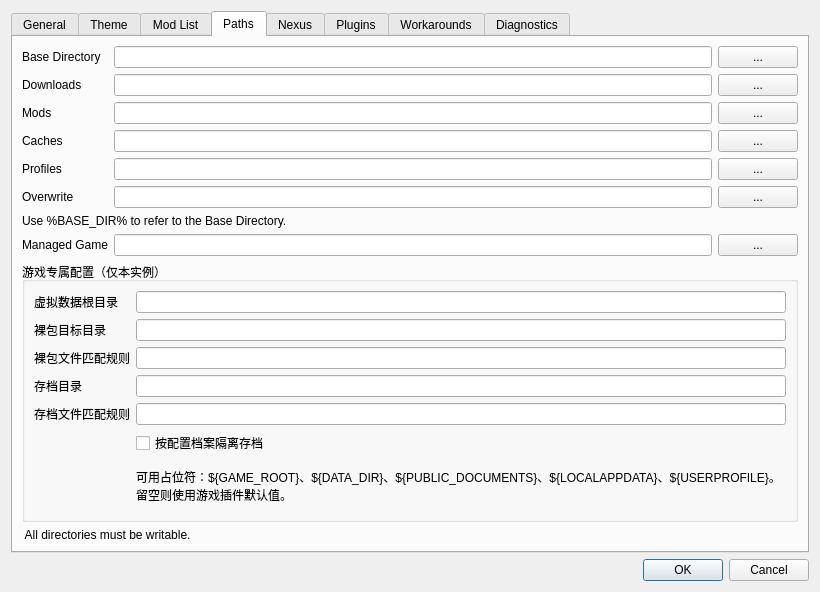
Old version of the form src/settingsdialog.ui in the repository headoffundefined58-arch/modorganizer.
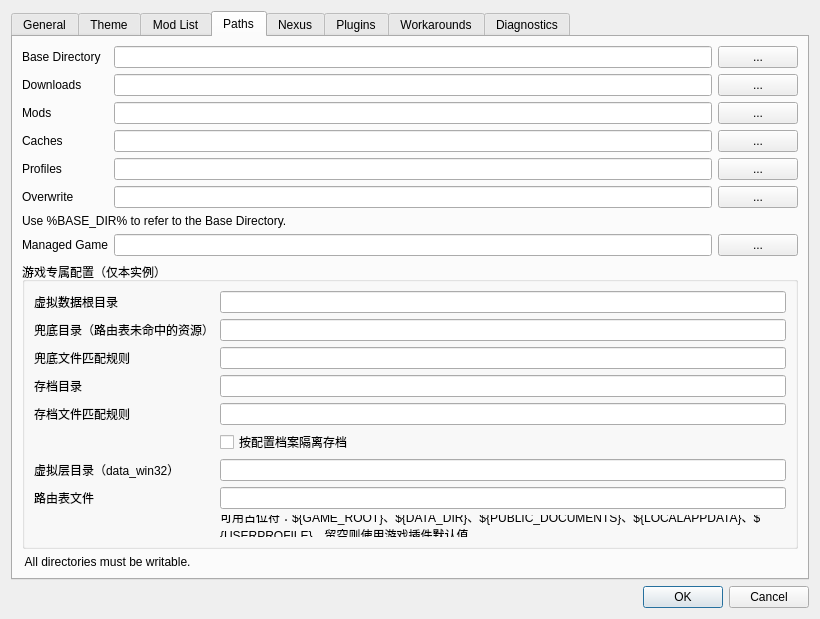
New version of the form. The open tabs and pages were chosen to show the change. Icons and pictures are not drawn. Custom widgets are drawn as their Qt base class.

Commit message: Expose the layer in Paths; show mods/profiles rows; accept category-rooted mods

```diff
--- a/src/settingsdialog.ui
+++ b/src/settingsdialog.ui
@@ -1024,7 +1024,7 @@
           <item row="1" column="0">
            <widget class="QLabel" name="gpBareDestLabel">
             <property name="text">
-             <string>裸包目标目录</string>
+             <string>兜底目录（路由表未命中的资源）</string>
             </property>
            </widget>
           </item>
@@ -1034,7 +1034,7 @@
           <item row="2" column="0">
            <widget class="QLabel" name="gpBarePatternsLabel">
             <property name="text">
-             <string>裸包文件匹配规则</string>
+             <string>兜底文件匹配规则</string>
             </property>
            </widget>
           </item>
@@ -1068,7 +1068,27 @@
             </property>
            </widget>
           </item>
+          <item row="6" column="0">
+           <widget class="QLabel" name="gpLayerLabel">
+            <property name="text">
+             <string>虚拟层目录（data_win32）</string>
+            </property>
+           </widget>
+          </item>
           <item row="6" column="1">
+           <widget class="QLineEdit" name="gpLayerEdit"/>
+          </item>
+          <item row="7" column="0">
+           <widget class="QLabel" name="gpRoutingLabel">
+            <property name="text">
+             <string>路由表文件</string>
+            </property>
+           </widget>
+          </item>
+          <item row="7" column="1">
+           <widget class="QLineEdit" name="gpRoutingEdit"/>
+          </item>
+          <item row="8" column="1">
            <widget class="QLabel" name="gpHelpLabel">
             <property name="text">
              <string>可用占位符：${GAME_ROOT}、${DATA_DIR}、${PUBLIC_DOCUMENTS}、${LOCALAPPDATA}、${USERPROFILE}。留空则使用游戏插件默认值。</string>
```
The commit also changes 3 other files.
